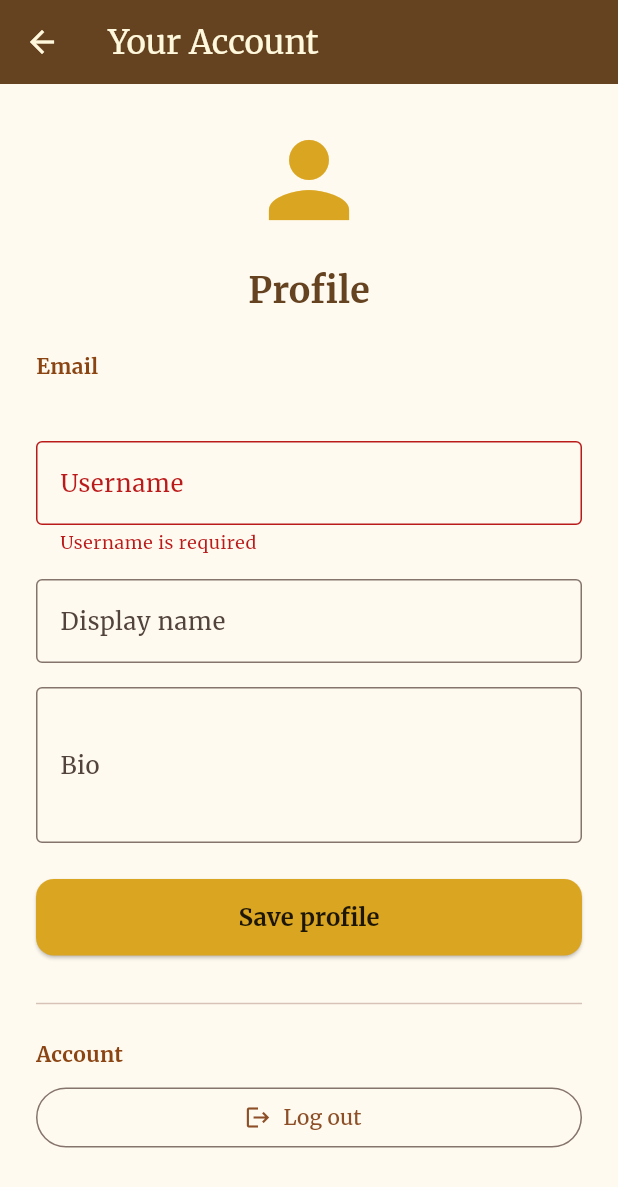
After one commit to RatuL65/ShelfStory, a Flutter app: the AccountScreen screen opened directly, after a tap on "Save profile", on a phone screen of 412 x 824 dp. The commit adds this screen. Shown: the top 1187 px of the screen. Run offline on Flutter 3.47's test engine with Material 3 defaults, Android fonts, the phone set to English and light mode, and no system bars; our stand-ins replace cloud_firestore, firebase_auth, firebase_core, fl_chart, google_fonts, google_sign_in and 4 more; missing offline and left inert: mobile_scanner; accounts and stored records are empty.

Commit message:
Add user profiles with username and account screen

```diff
--- a/lib/models/user_profile.dart
+++ b/lib/models/user_profile.dart
@@ -1,69 +1,82 @@
 class UserProfile {
   final String name;
-  final DateTime joinDate;
+  final String? username;
+  final String? bio;
+  final String? photoUrl;
+  final DateTime lastReadingDate;
   final int readingStreak;
   final int longestStreak;
-  final DateTime lastReadingDate;
+  final int yearlyReadingGoal;
+  final int goalYear;
   final int totalBooksRead;
-  final int? yearlyReadingGoal;
-  final int? goalYear;
 
   UserProfile({
     required this.name,
-    DateTime? joinDate,
-    this.readingStreak = 0,
-    this.longestStreak = 0,
+    this.username,
+    this.bio,
+    this.photoUrl,
     DateTime? lastReadingDate,
+    this.readingStreak = 1,
+    this.longestStreak = 1,
+    this.yearlyReadingGoal = 0,
+    this.goalYear = 0,
     this.totalBooksRead = 0,
-    this.yearlyReadingGoal,
-    this.goalYear,
-  }) : joinDate = joinDate ?? DateTime.now(),
-       lastReadingDate = lastReadingDate ?? DateTime.now();
+  }) : lastReadingDate = lastReadingDate ?? DateTime.now();
 
-  Map<String, dynamic> toJson() => {
-    'name': name,
-    'joinDate': joinDate.toIso8601String(),
-    'readingStreak': readingStreak,
-    'longestStreak': longestStreak,
-    'lastReadingDate': lastReadingDate.toIso8601String(),
-    'totalBooksRead': totalBooksRead,
-    'yearlyReadingGoal': yearlyReadingGoal,
-    'goalYear': goalYear,
-  };
-
-  factory UserProfile.fromJson(Map<String, dynamic> json) => UserProfile(
-    name: json['name'],
-    joinDate: DateTime.parse(json['joinDate']),
-    readingStreak: json['readingStreak'] ?? 0,
-    longestStreak: json['longestStreak'] ?? 0,
-    lastReadingDate: json['lastReadingDate'] != null
-        ? DateTime.parse(json['lastReadingDate'])
-        : DateTime.now(),
-    totalBooksRead: json['totalBooksRead'] ?? 0,
-    yearlyReadingGoal: json['yearlyReadingGoal'],
-    goalYear: json['goalYear'],
-  );
-
-  // Helper method to create a copy with modifications
   UserProfile copyWith({
     String? name,
-    DateTime? joinDate,
+    String? username,
+    String? bio,
+    String? photoUrl,
+    DateTime? lastReadingDate,
     int? readingStreak,
     int? longestStreak,
-    DateTime? lastReadingDate,
-    int? totalBooksRead,
     int? yearlyReadingGoal,
     int? goalYear,
+    int? totalBooksRead,
   }) {
     return UserProfile(
       name: name ?? this.name,
-      joinDate: joinDate ?? this.joinDate,
+      username: username ?? this.username,
+      bio: bio ?? this.bio,
+      photoUrl: photoUrl ?? this.photoUrl,
+      lastReadingDate: lastReadingDate ?? this.lastReadingDate,
       readingStreak: readingStreak ?? this.readingStreak,
       longestStreak: longestStreak ?? this.longestStreak,
-      lastReadingDate: lastReadingDate ?? this.lastReadingDate,
-      totalBooksRead: totalBooksRead ?? this.totalBooksRead,
       yearlyReadingGoal: yearlyReadingGoal ?? this.yearlyReadingGoal,
       goalYear: goalYear ?? this.goalYear,
+      totalBooksRead: totalBooksRead ?? this.totalBooksRead,
+    );
+  }
+
+  Map<String, dynamic> toJson() {
+    return {
+      'name': name,
+      'username': username,
+      'bio': bio,
+      'photoUrl': photoUrl,
+      'lastReadingDate': lastReadingDate.toIso8601String(),
+      'readingStreak': readingStreak,
+      'longestStreak': longestStreak,
+      'yearlyReadingGoal': yearlyReadingGoal,
+      'goalYear': goalYear,
+      'totalBooksRead': totalBooksRead,
+    };
+  }
+
+  factory UserProfile.fromJson(Map<String, dynamic> json) {
+    return UserProfile(
+      name: json['name'] ?? 'Reader',
+      username: json['username'],
+      bio: json['bio'],
+      photoUrl: json['photoUrl'],
+      lastReadingDate: DateTime.tryParse(json['lastReadingDate'] ?? '') ??
+          DateTime.now(),
+      readingStreak: json['readingStreak'] ?? 1,
+      longestStreak: json['longestStreak'] ?? 1,
+      yearlyReadingGoal: json['yearlyReadingGoal'] ?? 0,
+      goalYear: json['goalYear'] ?? 0,
+      totalBooksRead: json['totalBooksRead'] ?? 0,
     );
   }
 }
--- a/lib/providers/user_provider.dart
+++ b/lib/providers/user_provider.dart
@@ -1,33 +1,77 @@
 import 'package:flutter/foundation.dart';
 import 'package:hive/hive.dart';
 import 'package:shared_preferences/shared_preferences.dart';
+import 'package:firebase_auth/firebase_auth.dart';
+import 'package:cloud_firestore/cloud_firestore.dart';
+
 import '../models/user_profile.dart';
-
 
 class UserProvider with ChangeNotifier {
   UserProfile? _user;
   final Box _userBox = Hive.box('user');
 
-
   UserProfile? get user => _user;
 
+  UserProfile _fromFirestore(Map<String, dynamic> data, String fallbackName) {
+    return UserProfile(
+      name: data['displayName'] ?? fallbackName,
+      username: data['username'],
+      bio: data['bio'],
+      photoUrl: data['photoUrl'],
+      lastReadingDate: _user?.lastReadingDate,
+      readingStreak: _user?.readingStreak ?? 1,
+      longestStreak: _user?.longestStreak ?? 1,
+      yearlyReadingGoal: _user?.yearlyReadingGoal ?? 0,
+      goalYear: _user?.goalYear ?? 0,
+      totalBooksRead: _user?.totalBooksRead ?? 0,
+    );
+  }
 
   Future<void> loadUser() async {
     final prefs = await SharedPreferences.getInstance();
-    final name = prefs.getString('user_name') ?? 'Reader';
+    final fallbackName = prefs.getString('user_name') ?? 'Reader';
 
+    // Load local profile from Hive
     final userData = _userBox.get('profile');
     if (userData != null) {
       _user = UserProfile.fromJson(Map<String, dynamic>.from(userData));
     } else {
-      _user = UserProfile(name: name);
+      _user = UserProfile(name: fallbackName);
       await saveUser();
+    }
+
+    // Sync with Firestore if logged in
+    final firebaseUser = FirebaseAuth.instance.currentUser;
+    if (firebaseUser != null) {
+      final uid = firebaseUser.uid;
+      final doc = await FirebaseFirestore.instance
+          .collection('users')
+          .doc(uid)
+          .get();
+
+      if (doc.exists) {
+        final data = doc.data()!;
+        _user = _fromFirestore(data, _user!.name);
+      } else {
+        final data = {
+          'email': firebaseUser.email,
+          'displayName': _user!.name,
+          'username': _user!.username,
+          'bio': _user!.bio,
+          'photoUrl': _user!.photoUrl,
+          'createdAt': FieldValue.serverTimestamp(),
+          'updatedAt': FieldValue.serverTimestamp(),
+        };
+        await FirebaseFirestore.instance
+            .collection('users')
+            .doc(uid)
+            .set(data);
+      }
     }
 
     _updateStreak();
     notifyListeners();
   }
-
 
   Future<void> saveUser() async {
     if (_user != null) {
@@ -37,12 +81,10 @@ class UserProvider with ChangeNotifier {
     }
   }
 
-
   Future<void> updateUserName(String name) async {
     if (_user == null) {
       _user = UserProfile(name: name);
     } else {
-      // Create new UserProfile with updated name
       _user = _user!.copyWith(name: name);
     }
 
@@ -52,27 +94,21 @@ class UserProvider with ChangeNotifier {
     notifyListeners();
   }
 
-
   void _updateStreak() {
     if (_user == null) return;
 
     final now = DateTime.now();
     final lastDate = _user!.lastReadingDate;
-    final difference = now.difference(DateTime(
-      lastDate.year,
-      lastDate.month,
-      lastDate.day,
-    )).inDays;
+    final difference = now
+        .difference(DateTime(lastDate.year, lastDate.month, lastDate.day))
+        .inDays;
 
     if (difference == 0) {
-      // Same day, no change
       return;
     } else if (difference == 1) {
-      // Consecutive day, increment streak
       final newStreak = _user!.readingStreak + 1;
-      final newLongest = newStreak > _user!.longestStreak
-          ? newStreak
-          : _user!.longestStreak;
+      final newLongest =
+          newStreak > _user!.longestStreak ? newStreak : _user!.longestStreak;
 
       _user = _user!.copyWith(
         readingStreak: newStreak,
@@ -82,7 +118,6 @@ class UserProvider with ChangeNotifier {
 
       saveUser();
     } else if (difference > 1) {
-      // Streak broken
       _user = _user!.copyWith(
         readingStreak: 1,
         lastReadingDate: now,
@@ -90,7 +125,6 @@ class UserProvider with ChangeNotifier {
       saveUser();
     }
   }
-
 
   Future<void> setReadingGoal(int goal, int year) async {
     if (_user != null) {
@@ -104,14 +138,12 @@ class UserProvider with ChangeNotifier {
     }
   }
 
-
   Future<void> logReadingActivity() async {
     if (_user == null) return;
 
     _updateStreak();
     notifyListeners();
   }
-
 
   Future<void> incrementBooksRead() async {
     if (_user == null) return;
@@ -123,4 +155,85 @@ class UserProvider with ChangeNotifier {
     await saveUser();
     notifyListeners();
   }
+
+  Future<void> updateProfile({
+    required String username,
+    required String displayName,
+    required String bio,
+  }) async {
+    final firebaseUser = FirebaseAuth.instance.currentUser;
+    final newUsername = username.trim().toLowerCase();
+    final newDisplayName = displayName.trim();
+    final newBio = bio.trim();
+
+    if (firebaseUser == null) {
+      // Local only
+      _user = (_user ?? UserProfile(name: newDisplayName)).copyWith(
+        name: newDisplayName,
+        username: newUsername,
+        bio: newBio,
+      );
+      await saveUser();
+      notifyListeners();
+      return;
+    }
+
+    final uid = firebaseUser.uid;
+    final db = FirebaseFirestore.instance;
+
+    await db.runTransaction((txn) async {
+      final usernameRef = db.collection('usernames').doc(newUsername);
+      final userRef = db.collection('users').doc(uid);
+
+      final usernameSnap = await txn.get(usernameRef);
+      final userSnap = await txn.get(userRef);
+      final existing = userSnap.data() ?? {};
+
+      final oldUsername = (existing['username'] ?? '').toString();
+
+      if (usernameSnap.exists && usernameSnap.data()?['uid'] != uid) {
+        throw Exception('username-taken');
+      }
+
+      if (oldUsername.isNotEmpty && oldUsername != newUsername) {
+        final oldRef = db.collection('usernames').doc(oldUsername);
+        txn.delete(oldRef);
+      }
+
+      txn.set(usernameRef, {'uid': uid});
+
+      txn.set(
+        userRef,
+        {
+          'email': firebaseUser.email,
+          'displayName': newDisplayName,
+          'username': newUsername,
+          'bio': newBio,
+          'photoUrl': existing['photoUrl'],
+          'createdAt':
+              existing['createdAt'] ?? FieldValue.serverTimestamp(),
+          'updatedAt': FieldValue.serverTimestamp(),
+        },
+        SetOptions(merge: true),
+      );
+    });
+
+    if (newDisplayName.isNotEmpty) {
+      await firebaseUser.updateDisplayName(newDisplayName);
+    }
+
+    _user = (_user ?? UserProfile(name: newDisplayName)).copyWith(
+      name: newDisplayName,
+      username: newUsername,
+      bio: newBio,
+    );
+    await saveUser();
+    notifyListeners();
+  }
+
+  void clear() {
+    _user = null;
+    _userBox.clear();
+    notifyListeners();
+  }
 }
--- /dev/null
+++ b/lib/screens/account_screen.dart
@@ -0,0 +1,262 @@
+import 'package:flutter/material.dart';
+import 'package:provider/provider.dart';
+import 'package:firebase_auth/firebase_auth.dart';
+
+import '../providers/user_provider.dart';
+import '../utils/constants.dart';
+import 'email_auth_screen.dart';
+
+class AccountScreen extends StatefulWidget {
+  const AccountScreen({super.key});
+
+  @override
+  State<AccountScreen> createState() => _AccountScreenState();
+}
+
+class _AccountScreenState extends State<AccountScreen> {
+  final _formKey = GlobalKey<FormState>();
+  final _usernameController = TextEditingController();
+  final _displayNameController = TextEditingController();
+  final _bioController = TextEditingController();
+  bool _isSaving = false;
+
+  @override
+  void initState() {
+    super.initState();
+    final userProvider = Provider.of<UserProvider>(context, listen: false);
+    final appUser = userProvider.user;
+
+    _usernameController.text = appUser?.username ?? '';
+    _displayNameController.text = appUser?.name ?? '';
+    _bioController.text = appUser?.bio ?? '';
+  }
+
+  @override
+  void dispose() {
+    _usernameController.dispose();
+    _displayNameController.dispose();
+    _bioController.dispose();
+    super.dispose();
+  }
+
+  Future<void> _saveProfile() async {
+    if (!_formKey.currentState!.validate()) return;
+
+    setState(() => _isSaving = true);
+
+    final userProvider = Provider.of<UserProvider>(context, listen: false);
+
+    try {
+      await userProvider.updateProfile(
+        username: _usernameController.text,
+        displayName: _displayNameController.text,
+        bio: _bioController.text,
+      );
+
+      if (!mounted) return;
+
+      ScaffoldMessenger.of(context).showSnackBar(
+        const SnackBar(
+          content: Text('Profile updated'),
+        ),
+      );
+    } catch (e) {
+      if (!mounted) return;
+
+      String message = 'Failed to update profile';
+      if (e.toString().contains('username-taken')) {
+        message = 'Username is already taken';
+      }
+
+      ScaffoldMessenger.of(context).showSnackBar(
+        SnackBar(
+          content: Text(message),
+          backgroundColor: Colors.red,
+        ),
+      );
+    } finally {
+      if (mounted) {
+        setState(() => _isSaving = false);
+      }
+    }
+  }
+
+  Future<void> _logout() async {
+    final userProvider = Provider.of<UserProvider>(context, listen: false);
+
+    await FirebaseAuth.instance.signOut();
+    userProvider.clear();
+
+    if (!mounted) return;
+
+    Navigator.of(context).pushAndRemoveUntil(
+      MaterialPageRoute(builder: (_) => const EmailAuthScreen()),
+      (route) => false,
+    );
+  }
+
+  @override
+  Widget build(BuildContext context) {
+    final appUser = Provider.of<UserProvider>(context).user;
+    final isDark = Theme.of(context).brightness == Brightness.dark;
+
+    final email = FirebaseAuth.instance.currentUser?.email;
+
+    return Scaffold(
+      appBar: AppBar(
+        title: const Text('Your Account'),
+      ),
+      backgroundColor:
+          isDark ? AppColors.darkBackground : AppColors.backgroundCream,
+      body: SafeArea(
+        child: SingleChildScrollView(
+          padding: const EdgeInsets.all(24),
+          child: Form(
+            key: _formKey,
+            child: Column(
+              crossAxisAlignment: CrossAxisAlignment.stretch,
+              children: [
+                Center(
+                  child: Icon(
+                    Icons.person,
+                    size: 80,
+                    color: AppColors.accentGold,
+                  ),
+                ),
+                const SizedBox(height: 16),
+                Center(
+                  child: Text(
+                    'Profile',
+                    style: TextStyle(
+                      fontSize: 24,
+                      fontWeight: FontWeight.bold,
+                      color: isDark ? AppColors.darkText : AppColors.darkBrown,
+                    ),
+                  ),
+                ),
+                const SizedBox(height: 24),
+                if (email != null) ...[
+                  Text(
+                    'Email',
+                    style: TextStyle(
+                      fontWeight: FontWeight.bold,
+                      color: isDark
+                          ? AppColors.darkTextSecondary
+                          : AppColors.primaryBrown,
+                    ),
+                  ),
+                  const SizedBox(height: 4),
+                  Text(
+                    email,
+                    style: TextStyle(
+                      color: isDark
+                          ? AppColors.darkText
+                          : AppColors.darkBrown,
+                    ),
+                  ),
+                  const SizedBox(height: 16),
+                ],
+                TextFormField(
+                  controller: _usernameController,
+                  decoration: const InputDecoration(
+                    labelText: 'Username',
+                    helperText: 'Unique name, e.g. shelfstory_fan',
+                    border: OutlineInputBorder(),
+                  ),
+                  textInputAction: TextInputAction.next,
+                  validator: (value) {
+                    if (value == null || value.trim().isEmpty) {
+                      return 'Username is required';
+                    }
+                    final v = value.trim().toLowerCase();
+                    final regex = RegExp(r'^[a-z0-9_\.]+$');
+                    if (!regex.hasMatch(v)) {
+                      return 'Only lowercase letters, numbers, dot, underscore';
+                    }
+                    if (v.length < 3) {
+                      return 'At least 3 characters';
+                    }
+                    return null;
+                  },
+                ),
+                const SizedBox(height: 16),
+                TextFormField(
+                  controller: _displayNameController,
+                  decoration: const InputDecoration(
+                    labelText: 'Display name',
+                    border: OutlineInputBorder(),
+                  ),
+                  textInputAction: TextInputAction.next,
+                  validator: (value) {
+                    if (value != null && value.length > 40) {
+                      return 'Too long';
+                    }
+                    return null;
+                  },
+                ),
+                const SizedBox(height: 16),
+                TextFormField(
+                  controller: _bioController,
+                  decoration: const InputDecoration(
+                    labelText: 'Bio',
+                    border: OutlineInputBorder(),
+                  ),
+                  maxLines: 3,
+                  validator: (value) {
+                    if (value != null && value.length > 200) {
+                      return 'Bio too long';
+                    }
+                    return null;
+                  },
+                ),
+                const SizedBox(height: 24),
+                ElevatedButton(
+                  onPressed: _isSaving ? null : _saveProfile,
+                  style: ElevatedButton.styleFrom(
+                    padding: const EdgeInsets.symmetric(vertical: 14),
+                    shape: RoundedRectangleBorder(
+                      borderRadius: BorderRadius.circular(12),
+                    ),
+                    backgroundColor: AppColors.accentGold,
+                    foregroundColor: Colors.black87,
+                  ),
+                  child: _isSaving
+                      ? const CircularProgressIndicator(
+                          strokeWidth: 2,
+                          valueColor:
+                              AlwaysStoppedAnimation<Color>(Colors.black87),
+                        )
+                      : const Text(
+                          'Save profile',
+                          style: TextStyle(
+                            fontSize: 16,
+                            fontWeight: FontWeight.bold,
+                          ),
+                        ),
+                ),
+                const SizedBox(height: 24),
+                const Divider(),
+                const SizedBox(height: 16),
+                Text(
+                  'Account',
+                  style: TextStyle(
+                    fontWeight: FontWeight.bold,
+                    color: isDark
+                        ? AppColors.darkTextSecondary
+                        : AppColors.primaryBrown,
+                  ),
+                ),
+                const SizedBox(height: 8),
+                OutlinedButton.icon(
+                  onPressed: _logout,
+                  icon: const Icon(Icons.logout),
+                  label: const Text('Log out'),
+                ),
+              ],
+            ),
+          ),
+        ),
+      ),
+    );
+  }
+}
```
Also changed, not shown: lib/screens/home_screen.dart (+20 -15 lines).
